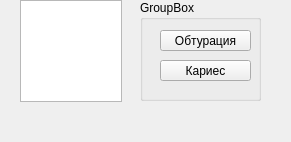
This is src/View/ListView/SurfacePanel/SurfacePanel.ui in thefinalcutbg/DinoDent as Qt 5 draws it before an edit. The edited form follows.
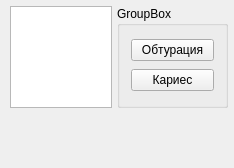
This is the edited form.

What changed in the file:
```diff
--- a/src/View/ListView/SurfacePanel/SurfacePanel.ui
+++ b/src/View/ListView/SurfacePanel/SurfacePanel.ui
@@ -6,35 +6,94 @@
    <rect>
     <x>0</x>
     <y>0</y>
-    <width>291</width>
-    <height>142</height>
+    <width>234</width>
+    <height>168</height>
    </rect>
   </property>
   <property name="windowTitle">
    <string>SurfacePanel</string>
   </property>
+  <layout class="QHBoxLayout" name="horizontalLayout_2">
+   <property name="spacing">
+    <number>0</number>
+   </property>
+   <property name="leftMargin">
+    <number>6</number>
+   </property>
+   <property name="topMargin">
+    <number>6</number>
+   </property>
+   <property name="rightMargin">
+    <number>6</number>
+   </property>
+   <property name="bottomMargin">
+    <number>6</number>
+   </property>
+   <item>
+    <layout class="QVBoxLayout" name="verticalLayout_2">
+     <item>
+      <layout class="QHBoxLayout" name="horizontalLayout">
+       <item>
+        <spacer name="horizontalSpacer">
+         <property name="orientation">
+          <enum>Qt::Horizontal</enum>
+         </property>
+         <property name="sizeType">
+          <enum>QSizePolicy::Preferred</enum>
+         </property>
+         <property name="sizeHint" stdset="0">
+          <size>
+           <width>0</width>
+           <height>20</height>
+          </size>
+         </property>
+        </spacer>
+       </item>
+       <item>
   <widget class="QGraphicsView" name="surfaceView">
-   <property name="geometry">
-    <rect>
-     <x>20</x>
-     <y>0</y>
+         <property name="sizePolicy">
+          <sizepolicy hsizetype="Fixed" vsizetype="Fixed">
+           <horstretch>0</horstretch>
+           <verstretch>0</verstretch>
+          </sizepolicy>
+         </property>
+         <property name="minimumSize">
+          <size>
      <width>102</width>
      <height>102</height>
-    </rect>
+          </size>
+         </property>
+         <property name="maximumSize">
+          <size>
+           <width>102</width>
+           <height>102</height>
+          </size>
    </property>
    <property name="toolTip">
     <string>&lt;html&gt;&lt;head/&gt;&lt;body&gt;&lt;p&gt;Ляв бутон: добави статус&lt;br/&gt;Десен бутон: прехмахни статус&lt;/p&gt;&lt;/body&gt;&lt;/html&gt;</string>
    </property>
   </widget>
+       </item>
+       <item>
+        <spacer name="horizontalSpacer_2">
+         <property name="orientation">
+          <enum>Qt::Horizontal</enum>
+         </property>
+         <property name="sizeType">
+          <enum>QSizePolicy::Preferred</enum>
+         </property>
+         <property name="sizeHint" stdset="0">
+          <size>
+           <width>0</width>
+           <height>20</height>
+          </size>
+         </property>
+        </spacer>
+       </item>
+      </layout>
+     </item>
+     <item>
   <widget class="QLabel" name="surfaceInfoLabel">
-   <property name="geometry">
-    <rect>
-     <x>20</x>
-     <y>100</y>
-     <width>101</width>
-     <height>21</height>
-    </rect>
-   </property>
    <property name="text">
     <string/>
    </property>
@@ -45,15 +104,9 @@
     <bool>true</bool>
    </property>
   </widget>
+     </item>
+     <item>
   <widget class="QLabel" name="statusInfoLabel">
-   <property name="geometry">
-    <rect>
-     <x>20</x>
-     <y>120</y>
-     <width>101</width>
-     <height>21</height>
-    </rect>
-   </property>
    <property name="text">
     <string/>
    </property>
@@ -64,26 +117,33 @@
     <bool>true</bool>
    </property>
   </widget>
+     </item>
+    </layout>
+   </item>
+   <item>
+    <layout class="QVBoxLayout" name="verticalLayout_3">
+     <item>
   <widget class="QGroupBox" name="sideBox">
-   <property name="geometry">
-    <rect>
-     <x>140</x>
-     <y>0</y>
-     <width>121</width>
-     <height>101</height>
-    </rect>
+       <property name="minimumSize">
+        <size>
+         <width>102</width>
+         <height>102</height>
+        </size>
    </property>
    <property name="title">
     <string>GroupBox</string>
    </property>
+       <property name="flat">
+        <bool>false</bool>
+       </property>
+       <layout class="QVBoxLayout" name="verticalLayout">
+        <item>
    <widget class="QPushButton" name="sideObturation">
-    <property name="geometry">
-     <rect>
-      <x>20</x>
-      <y>30</y>
-      <width>91</width>
-      <height>21</height>
-     </rect>
+          <property name="sizePolicy">
+           <sizepolicy hsizetype="Preferred" vsizetype="Fixed">
+            <horstretch>0</horstretch>
+            <verstretch>0</verstretch>
+           </sizepolicy>
     </property>
     <property name="styleSheet">
      <string notr="true"/>
@@ -95,14 +155,14 @@
      <bool>true</bool>
     </property>
    </widget>
+        </item>
+        <item>
    <widget class="QPushButton" name="sideCaries">
-    <property name="geometry">
-     <rect>
-      <x>20</x>
-      <y>60</y>
-      <width>91</width>
-      <height>21</height>
-     </rect>
+          <property name="sizePolicy">
+           <sizepolicy hsizetype="Preferred" vsizetype="Fixed">
+            <horstretch>0</horstretch>
+            <verstretch>0</verstretch>
+           </sizepolicy>
     </property>
     <property name="styleSheet">
      <string notr="true"/>
@@ -114,11 +174,26 @@
      <bool>true</bool>
     </property>
    </widget>
-  </widget>
-  <zorder>sideBox</zorder>
-  <zorder>surfaceView</zorder>
-  <zorder>surfaceInfoLabel</zorder>
-  <zorder>statusInfoLabel</zorder>
+        </item>
+       </layout>
+      </widget>
+     </item>
+     <item>
+      <spacer name="verticalSpacer">
+       <property name="orientation">
+        <enum>Qt::Vertical</enum>
+       </property>
+       <property name="sizeHint" stdset="0">
+        <size>
+         <width>20</width>
+         <height>40</height>
+        </size>
+       </property>
+      </spacer>
+     </item>
+    </layout>
+   </item>
+  </layout>
  </widget>
  <layoutdefault spacing="6" margin="11"/>
  <resources/>
```
Lines whose indentation alone changed are shown as unchanged.
